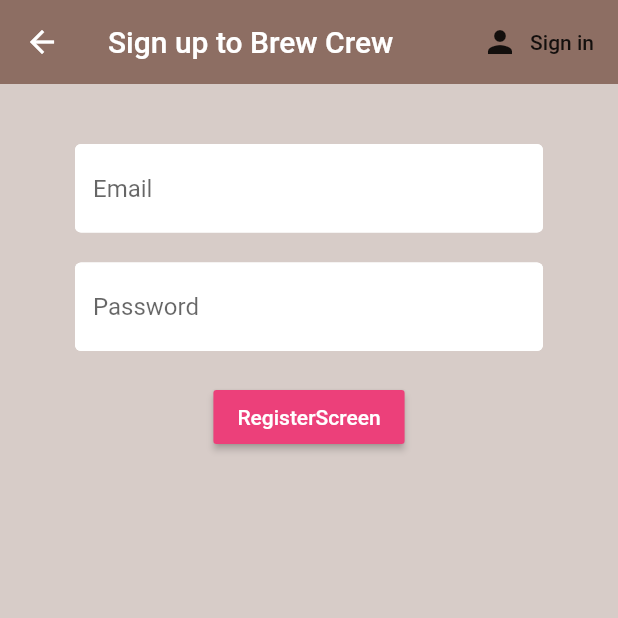
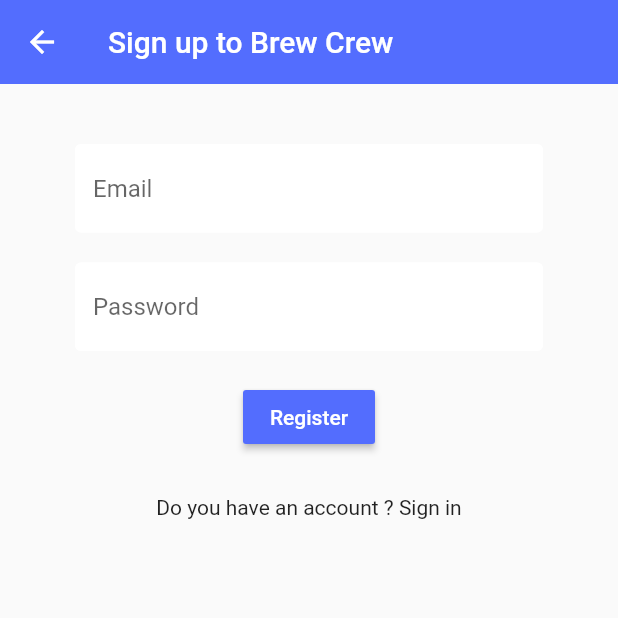
Before and after one commit to erenacikbas/time_management_app, a Flutter app: the RegisterScreen screen opened directly, on a phone screen of 412 x 824 dp, the top half of it. Run offline on Flutter 3.47's test engine with Material 2 defaults, Android fonts, the phone set to English and light mode, and no system bars; our stand-ins replace cloud_firestore, firebase_auth, firebase_core, shared_preferences; accounts and stored records are empty.

Commit message:
small updates

```diff
--- a/lib/application_layer/auth/register/register_screen.dart
+++ b/lib/application_layer/auth/register/register_screen.dart
@@ -26,18 +26,17 @@ class _RegisterScreenState extends State<RegisterScreen> {
     return loading
         ? LoadingScreen()
         : Scaffold(
-          backgroundColor: Colors.brown[100],
             appBar: AppBar(
-            backgroundColor: Colors.brown[400],
+              backgroundColor: Colors.indigoAccent,
               elevation: 0.0,
               title: Text("Sign up to Brew Crew"),
-            actions: <Widget>[
-              FlatButton.icon(
-                icon: Icon(Icons.person),
-                label: Text("Sign in"),
-                onPressed: () => widget.toogleView(),
-              ),
-            ],
+              // actions: <Widget>[
+              //   FlatButton.icon(
+              //     icon: Icon(Icons.person),
+              //     label: Text("Sign in"),
+              //     onPressed: () => widget.toogleView(),
+              //   ),
+              // ],
             ),
             body: Container(
               padding: EdgeInsets.symmetric(vertical: 20.0, horizontal: 50.0),
@@ -51,8 +50,7 @@ class _RegisterScreenState extends State<RegisterScreen> {
                     TextFormField(
                       decoration:
                           textInputDecoration.copyWith(hintText: "Email"),
-                    validator: (val) =>
-                        val.isEmpty ? "Enter an email" : null,
+                      validator: (val) => val.isEmpty ? "Enter an email" : null,
                       onChanged: (val) {
                         setState(() => email = val);
                       },
@@ -75,9 +73,9 @@ class _RegisterScreenState extends State<RegisterScreen> {
                       height: 20,
                     ),
                     RaisedButton(
-                    color: Colors.pink[400],
+                      color: Colors.indigoAccent,
                       child: Text(
-                      "RegisterScreen",
+                        "Register",
                         style: TextStyle(color: Colors.white),
                       ),
                       onPressed: () async {
@@ -101,6 +99,9 @@ class _RegisterScreenState extends State<RegisterScreen> {
                       error,
                       style: TextStyle(color: Colors.red),
                     ),
+                    GestureDetector(
+                        onTap: () => widget.toogleView(),
+                        child: Text("Do you have an account ? Sign in"))
                   ],
                 ),
               ),
```
Lines whose indentation alone changed are shown as unchanged.
